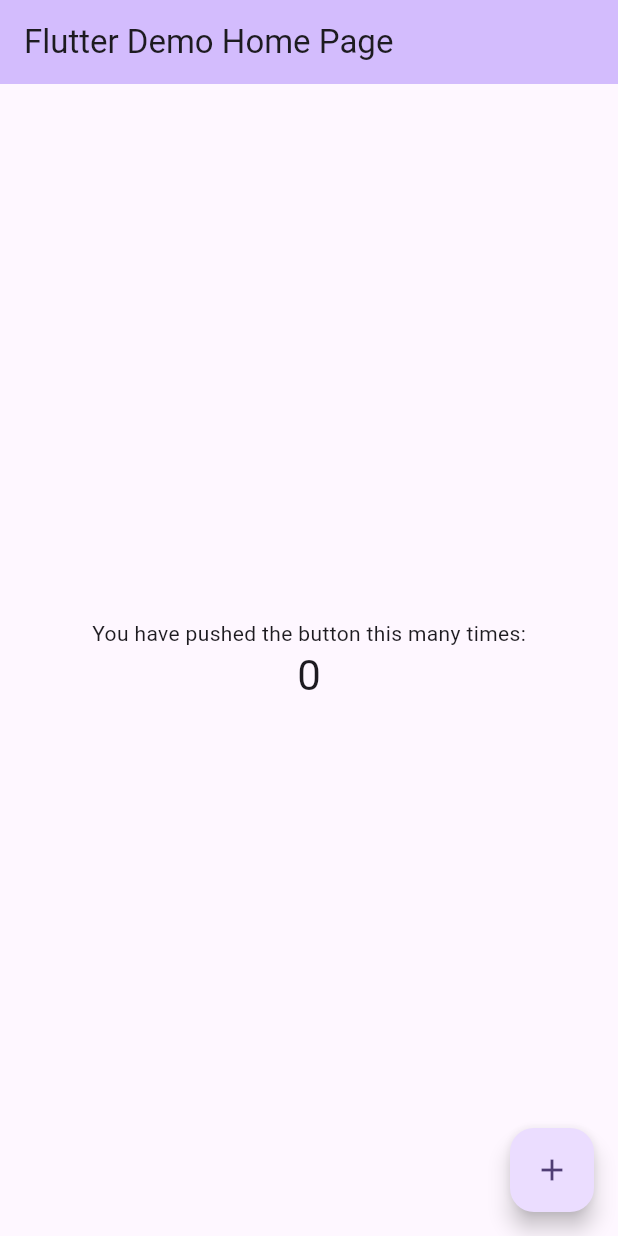
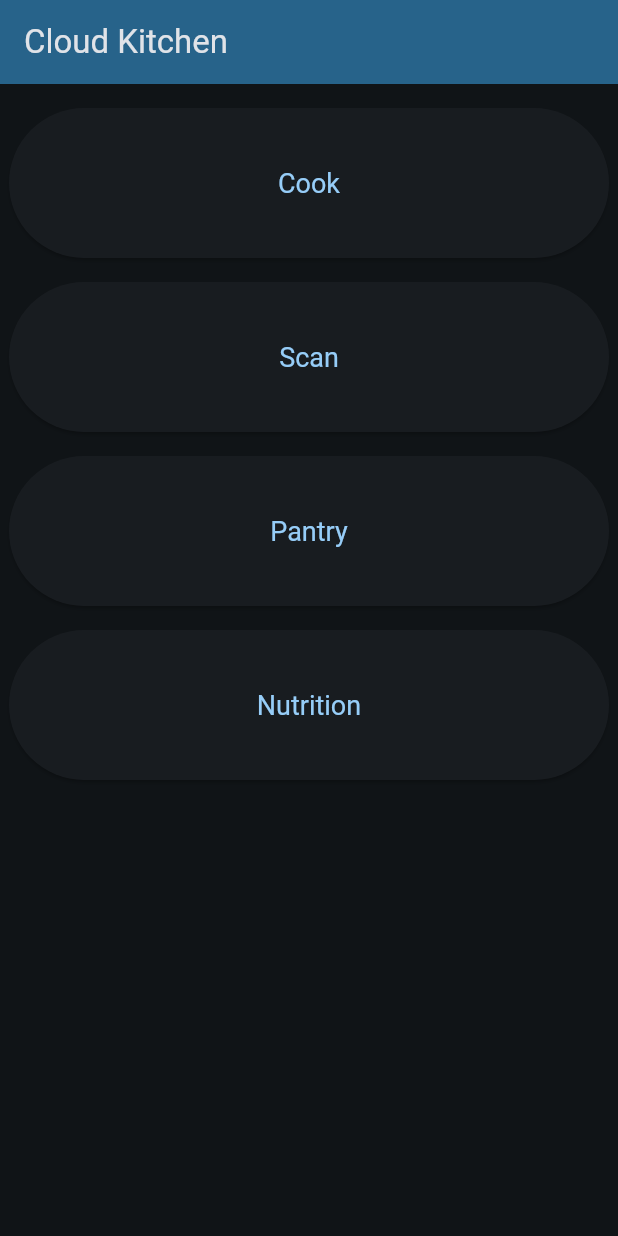
Before and after one commit to mitchelljordan/cloud_kitchen_flutter_fe, a Flutter app: the screen it shows after launch, on a phone screen of 412 x 824 dp. Run offline on Flutter 3.47's test engine with Material 3 defaults, Android fonts, the phone set to English and light mode, and no system bars.

Commit message:
homepage and redirct buttons without functionality

```diff
--- a/lib/main.dart
+++ b/lib/main.dart
@@ -1,3 +1,4 @@
+import 'package:cloud_kitchen_flutter_fe/pages/homepage.dart';
 import 'package:flutter/material.dart';
 
 void main() {
@@ -11,112 +12,23 @@ class MyApp extends StatelessWidget {
   @override
   Widget build(BuildContext context) {
     return MaterialApp(
-      title: 'Flutter Demo',
+      title: 'Cloud Kitchen',
       theme: ThemeData(
-        // This is the theme of your application.
-        //
-        // TRY THIS: Try running your application with "flutter run". You'll see
-        // the application has a purple toolbar. Then, without quitting the app,
-        // try changing the seedColor in the colorScheme below to Colors.green
-        // and then invoke "hot reload" (save your changes or press the "hot
-        // reload" button in a Flutter-supported IDE, or press "r" if you used
-        // the command line to start the app).
-        //
-        // Notice that the counter didn't reset back to zero; the application
-        // state is not lost during the reload. To reset the state, use hot
-        // restart instead.
-        //
-        // This works for code too, not just values: Most code changes can be
-        // tested with just a hot reload.
-        colorScheme: ColorScheme.fromSeed(seedColor: Colors.deepPurple),
+        brightness: Brightness.dark,
+        colorScheme: ColorScheme.fromSeed(
+          seedColor: Colors.lightBlue,
+          brightness: Brightness.dark,
+          ),
+        elevatedButtonTheme: ElevatedButtonThemeData(
+          style: ElevatedButton.styleFrom(
+            minimumSize: const Size(400, 100), // Width, Height
+            padding: const EdgeInsets.symmetric(horizontal: 20, vertical: 15),
+            textStyle: const TextStyle(fontSize: 18),
+          ),
+        ),
+          useMaterial3: true,
       ),
-      home: const MyHomePage(title: 'Flutter Demo Home Page'),
+      home: const HomePage(title: 'Cloud Kitchen'),
     );
   }
 }
-
-class MyHomePage extends StatefulWidget {
-  const MyHomePage({super.key, required this.title});
-
-  // This widget is the home page of your application. It is stateful, meaning
-  // that it has a State object (defined below) that contains fields that affect
-  // how it looks.
-
-  // This class is the configuration for the state. It holds the values (in this
-  // case the title) provided by the parent (in this case the App widget) and
-  // used by the build method of the State. Fields in a Widget subclass are
-  // always marked "final".
-
-  final String title;
-
-  @override
-  State<MyHomePage> createState() => _MyHomePageState();
-}
-
-class _MyHomePageState extends State<MyHomePage> {
-  int _counter = 0;
-
-  void _incrementCounter() {
-    setState(() {
-      // This call to setState tells the Flutter framework that something has
-      // changed in this State, which causes it to rerun the build method below
-      // so that the display can reflect the updated values. If we changed
-      // _counter without calling setState(), then the build method would not be
-      // called again, and so nothing would appear to happen.
-      _counter++;
-    });
-  }
-
-  @override
-  Widget build(BuildContext context) {
-    // This method is rerun every time setState is called, for instance as done
-    // by the _incrementCounter method above.
-    //
-    // The Flutter framework has been optimized to make rerunning build methods
-    // fast, so that you can just rebuild anything that needs updating rather
-    // than having to individually change instances of widgets.
-    return Scaffold(
-      appBar: AppBar(
-        // TRY THIS: Try changing the color here to a specific color (to
-        // Colors.amber, perhaps?) and trigger a hot reload to see the AppBar
-        // change color while the other colors stay the same.
-        backgroundColor: Theme.of(context).colorScheme.inversePrimary,
-        // Here we take the value from the MyHomePage object that was created by
-        // the App.build method, and use it to set our appbar title.
-        title: Text(widget.title),
-      ),
-      body: Center(
-        // Center is a layout widget. It takes a single child and positions it
-        // in the middle of the parent.
-        child: Column(
-          // Column is also a layout widget. It takes a list of children and
-          // arranges them vertically. By default, it sizes itself to fit its
-          // children horizontally, and tries to be as tall as its parent.
-          //
-          // Column has various properties to control how it sizes itself and
-          // how it positions its children. Here we use mainAxisAlignment to
-          // center the children vertically; the main axis here is the vertical
-          // axis because Columns are vertical (the cross axis would be
-          // horizontal).
-          //
-          // TRY THIS: Invoke "debug painting" (choose the "Toggle Debug Paint"
-          // action in the IDE, or press "p" in the console), to see the
-          // wireframe for each widget.
-          mainAxisAlignment: MainAxisAlignment.center,
-          children: <Widget>[
-            const Text('You have pushed the button this many times:'),
-            Text(
-              '$_counter',
-              style: Theme.of(context).textTheme.headlineMedium,
-            ),
-          ],
-        ),
-      ),
-      floatingActionButton: FloatingActionButton(
-        onPressed: _incrementCounter,
-        tooltip: 'Increment',
-        child: const Icon(Icons.add),
-      ), // This trailing comma makes auto-formatting nicer for build methods.
-    );
-  }
-}
--- /dev/null
+++ b/lib/pages/homepage.dart
@@ -0,0 +1,99 @@
+import 'package:flutter/material.dart';
+
+
+
+class HomePage extends StatefulWidget {
+  const HomePage({super.key, required this.title});
+
+  // This widget is the home page of your application. It is stateful, meaning
+  // that it has a State object (defined below) that contains fields that affect
+  // how it looks.
+
+  // This class is the configuration for the state. It holds the values (in this
+  // case the title) provided by the parent (in this case the App widget) and
+  // used by the build method of the State. Fields in a Widget subclass are
+  // always marked "final".
+
+  final String title;
+
+  @override
+  State<HomePage> createState() => _MyHomePageState();
+}
+
+class _MyHomePageState extends State<HomePage> {
+
+  @override
+  Widget build(BuildContext context) {
+    // This method is rerun every time setState is called, for instance as done
+    // by the _incrementCounter method above.
+    //
+    // The Flutter framework has been optimized to make rerunning build methods
+    // fast, so that you can just rebuild anything that needs updating rather
+    // than having to individually change instances of widgets.
+    return Scaffold(
+      appBar: AppBar(
+        // TRY THIS: Try changing the color here to a specific color (to
+        // Colors.amber, perhaps?) and trigger a hot reload to see the AppBar
+        // change color while the other colors stay the same.
+        backgroundColor: Theme.of(context).colorScheme.inversePrimary,
+        // Here we take the value from the MyHomePage object that was created by
+        // the App.build method, and use it to set our appbar title.
+        title: Text(widget.title),
+      ),
+      body: Center(
+        // Center is a layout widget. It takes a single child and positions it
+        // in the middle of the parent.
+        child: Column(
+          mainAxisAlignment: MainAxisAlignment.start,
+          // Column is also a layout widget. It takes a list of children and
+          // arranges them vertically. By default, it sizes itself to fit its
+          // children horizontally, and tries to be as tall as its parent.
+          //
+          // Column has various properties to control how it sizes itself and
+          // how it positions its children. Here we use mainAxisAlignment to
+          // center the children vertically; the main axis here is the vertical
+          // axis because Columns are vertical (the cross axis would be
+          // horizontal).
+          //
+          // TRY THIS: Invoke "debug painting" (choose the "Toggle Debug Paint"
+          // action in the IDE, or press "p" in the console), to see the
+          // wireframe for each widget.
+          children: [
+          const SizedBox(height: 16), // spacing between buttons
+            ElevatedButton(
+            onPressed:() {
+              debugPrint('Button pressed!');
+            },
+            child: const Text('Cook'),
+          ),
+              const SizedBox(height: 16), // spacing between buttons
+
+            ElevatedButton(
+            onPressed:() {
+              debugPrint('Button pressed!');
+            },
+            child: const Text('Scan'),
+          ),
+              const SizedBox(height: 16), // spacing between buttons
+
+            ElevatedButton(
+            onPressed:() {
+              debugPrint('Button pressed!');
+            },
+            child: const Text('Pantry'),
+          ),
+              const SizedBox(height: 16), // spacing between buttons
+
+            ElevatedButton(
+            onPressed:() {
+              debugPrint('Button pressed!');
+            },
+            child: const Text('Nutrition'),
+          ),
+          ],
+
+        ),
+      ),
+    );
+  }
+}
```
